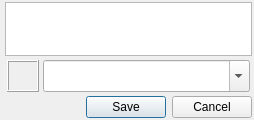
This is src/plugins/activity/activityselect.ui in xnamed/vacuum-im as Qt 5 draws it before an edit. The edited form follows.
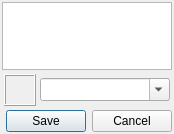
This is the edited form.

```diff
--- a/src/plugins/activity/activityselect.ui
+++ b/src/plugins/activity/activityselect.ui
@@ -6,12 +6,12 @@
    <rect>
     <x>0</x>
     <y>0</y>
-    <width>254</width>
-    <height>120</height>
+    <width>174</width>
+    <height>134</height>
    </rect>
   </property>
   <property name="sizePolicy">
-   <sizepolicy hsizetype="Expanding" vsizetype="Preferred">
+   <sizepolicy hsizetype="Expanding" vsizetype="Expanding">
     <horstretch>0</horstretch>
     <verstretch>0</verstretch>
    </sizepolicy>
@@ -28,24 +28,22 @@
   <property name="modal">
    <bool>true</bool>
   </property>
-  <layout class="QGridLayout" name="gridLayout">
-   <property name="leftMargin">
-    <number>5</number>
-   </property>
-   <property name="topMargin">
-    <number>2</number>
-   </property>
-   <property name="rightMargin">
-    <number>2</number>
-   </property>
-   <property name="bottomMargin">
-    <number>2</number>
-   </property>
-   <property name="spacing">
-    <number>2</number>
-   </property>
-   <item row="0" column="0">
     <layout class="QVBoxLayout" name="verticalLayout">
+   <property name="spacing">
+    <number>2</number>
+   </property>
+   <property name="leftMargin">
+    <number>2</number>
+   </property>
+   <property name="topMargin">
+    <number>2</number>
+   </property>
+   <property name="rightMargin">
+    <number>2</number>
+   </property>
+   <property name="bottomMargin">
+    <number>2</number>
+   </property>
      <item>
       <widget class="QTreeWidget" name="lstActivity">
        <property name="sizePolicy">
@@ -125,7 +123,7 @@
        <item>
         <widget class="QLabel" name="lblIcon">
          <property name="sizePolicy">
-          <sizepolicy hsizetype="Preferred" vsizetype="Preferred">
+        <sizepolicy hsizetype="Maximum" vsizetype="Maximum">
            <horstretch>0</horstretch>
            <verstretch>0</verstretch>
           </sizepolicy>
@@ -165,7 +163,7 @@
        <item>
         <widget class="QComboBox" name="cmbText">
          <property name="sizePolicy">
-          <sizepolicy hsizetype="Expanding" vsizetype="Preferred">
+        <sizepolicy hsizetype="Expanding" vsizetype="Maximum">
            <horstretch>0</horstretch>
            <verstretch>0</verstretch>
           </sizepolicy>
@@ -197,7 +195,7 @@
      <item>
       <widget class="QDialogButtonBox" name="buttonBox">
        <property name="sizePolicy">
-        <sizepolicy hsizetype="Expanding" vsizetype="Preferred">
+      <sizepolicy hsizetype="Expanding" vsizetype="Fixed">
          <horstretch>0</horstretch>
          <verstretch>0</verstretch>
         </sizepolicy>
@@ -215,8 +213,6 @@
         <bool>false</bool>
        </property>
       </widget>
-     </item>
-    </layout>
    </item>
   </layout>
  </widget>
```
Lines whose indentation alone changed are shown as unchanged.
